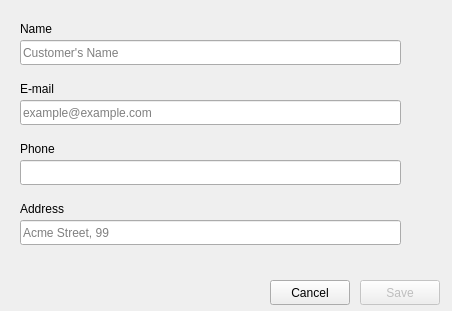
Above: addOrEditCustomer/form.ui from MysteriousSonOfGod/pyofsale before the change. Below: the same form after it.
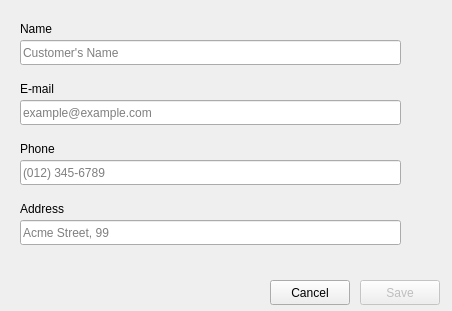
That is the form after the change.

Diff of the .ui file:
```diff
--- a/addOrEditCustomer/form.ui
+++ b/addOrEditCustomer/form.ui
@@ -170,6 +170,9 @@
      <height>25</height>
     </rect>
    </property>
+   <property name="placeholderText">
+    <string>(012) 345-6789</string>
+   </property>
   </widget>
  </widget>
  <resources/>
```
Left out of the diff: 8 changed lines with no effect on the pictures.
